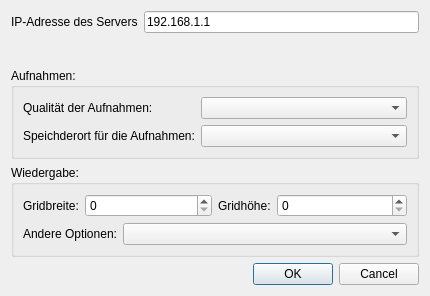
studnitz/octopus, file gui/forms/settingsdialog.ui: the form before one commit.
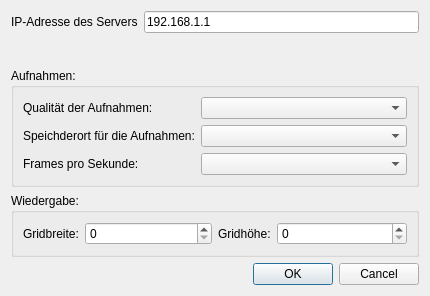
The form after the commit.

Commit message: Maintain backwards compatibility, add fps setting in gui

```diff
--- a/gui/forms/settingsdialog.ui
+++ b/gui/forms/settingsdialog.ui
@@ -66,6 +66,16 @@
           <item row="2" column="1">
            <widget class="QComboBox" name="recordStorage"/>
           </item>
+          <item row="3" column="0">
+           <widget class="QLabel" name="label">
+            <property name="text">
+             <string>Frames pro Sekunde:</string>
+            </property>
+           </widget>
+          </item>
+          <item row="3" column="1">
+           <widget class="QComboBox" name="recordFps"/>
+          </item>
          </layout>
         </widget>
        </item>
@@ -109,20 +119,6 @@
           </item>
          </layout>
         </item>
-        <item>
-         <layout class="QFormLayout" name="formLayout_5">
-          <item row="0" column="0">
-           <widget class="QLabel" name="label_6">
-            <property name="text">
-             <string>Andere Optionen:</string>
-            </property>
-           </widget>
-          </item>
-          <item row="0" column="1">
-           <widget class="QComboBox" name="settingsOther"/>
-          </item>
-         </layout>
-        </item>
        </layout>
       </widget>
      </item>
```
Left out of the diff: 2 changed lines with no effect on the pictures. The commit also changes 6 other files.
